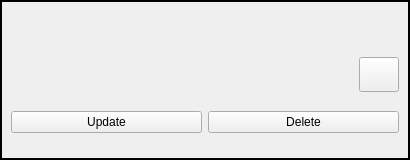
Old version of the form src/UI/custom_widgets/showpasswordwidget.ui in the repository Kracocks/ToolBox.
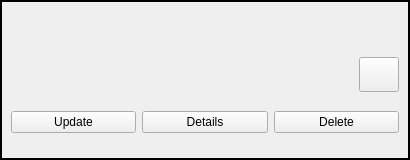
New version of the form. Icons and pictures are not drawn.

Commit message: show details of logins

What changed in the file:
```diff
--- a/src/UI/custom_widgets/showpasswordwidget.ui
+++ b/src/UI/custom_widgets/showpasswordwidget.ui
@@ -164,6 +164,17 @@
        </property>
       </widget>
      </item>
+     <item>
+      <widget class="QPushButton" name="details_btn">
+       <property name="text">
+        <string>Details</string>
+       </property>
+       <property name="icon">
+        <iconset>
+         <normaloff>../../../data/custom_icons/view_details_icon.png</normaloff>../../../data/custom_icons/view_details_icon.png</iconset>
+       </property>
+      </widget>
+     </item>
      <item>
       <widget class="QPushButton" name="delete_btn">
        <property name="enabled">
```
The commit also changes 8 other files.
